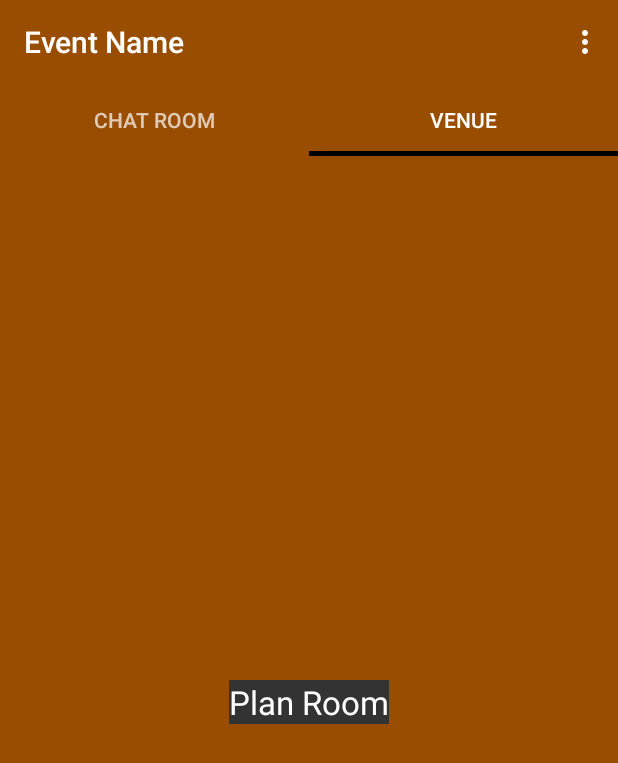
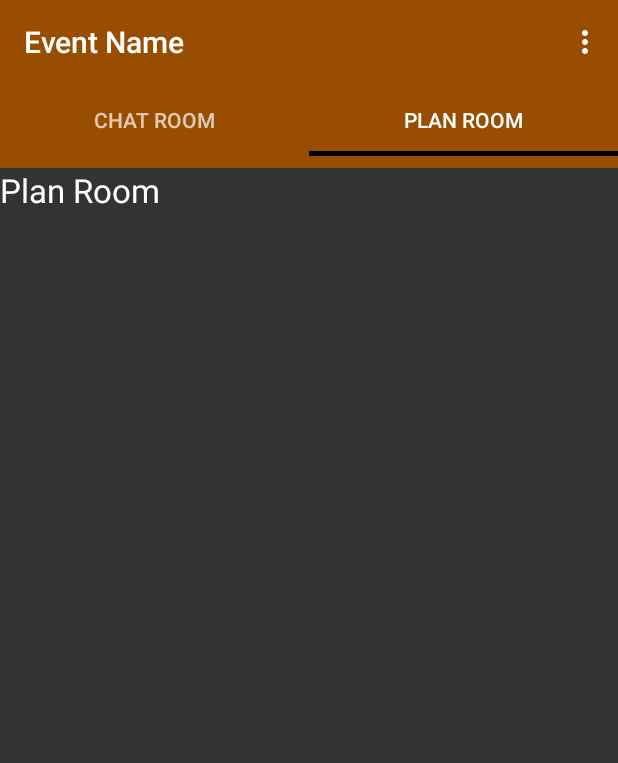
Before and after one commit to rahul-soshte/Cool, an Android app: the EventActivity screen opened directly, with no data from a screen before it, tab 2 chosen, on a phone screen of 412 x 824 dp. Shown: the top 763 px of the screen. Run offline under Robolectric (Android 15) with nearby library versions, the phone set to English and light mode, and no system bars.

```diff
--- a/app/src/main/java/com/example/hunter/planstart/Events/EventActivityClass/EventActivity.java
+++ b/app/src/main/java/com/example/hunter/planstart/Events/EventActivityClass/EventActivity.java
@@ -33,7 +33,7 @@ public class EventActivity extends AppCompatActivity implements TabLayout.OnTabS
 
         //Adding the tabs using addTab() method
         tabLayout.addTab(tabLayout.newTab().setText("Chat Room"));
-        tabLayout.addTab(tabLayout.newTab().setText("Venue"));
+        tabLayout.addTab(tabLayout.newTab().setText("Plan Room"));
 //        tabLayout.addTab(tabLayout.newTab().setText("Tab3"));
         tabLayout.setTabGravity(TabLayout.GRAVITY_FILL);
 
--- a/app/src/main/res/layout/activity_create_event.xml
+++ b/app/src/main/res/layout/activity_create_event.xml
@@ -21,7 +21,8 @@
         android:layout_width="match_parent"
         android:layout_height="wrap_content"
         android:inputType="text"
-        android:hint="Event Name" />
+        android:hint="Event Name"
+        android:maxLength="50"/>
     </android.support.design.widget.TextInputLayout>
 
 
--- a/app/src/main/res/layout/venuetab2.xml
+++ b/app/src/main/res/layout/venuetab2.xml
@@ -8,9 +8,9 @@
 
     <TextView
         android:id="@+id/textView"
-        android:layout_width="wrap_content"
-        android:layout_height="wrap_content"
-        android:layout_centerInParent="true"
+        android:layout_width="match_parent"
+        android:layout_height="match_parent"
+
         android:text="Plan Room"
         android:background="@color/oil"
         android:textAppearance="?android:attr/textAppearanceLarge"/>
```
Also changed, not shown: app/src/main/java/com/example/hunter/planstart/TabLayout/Tab1.java (+13 -0 lines).
